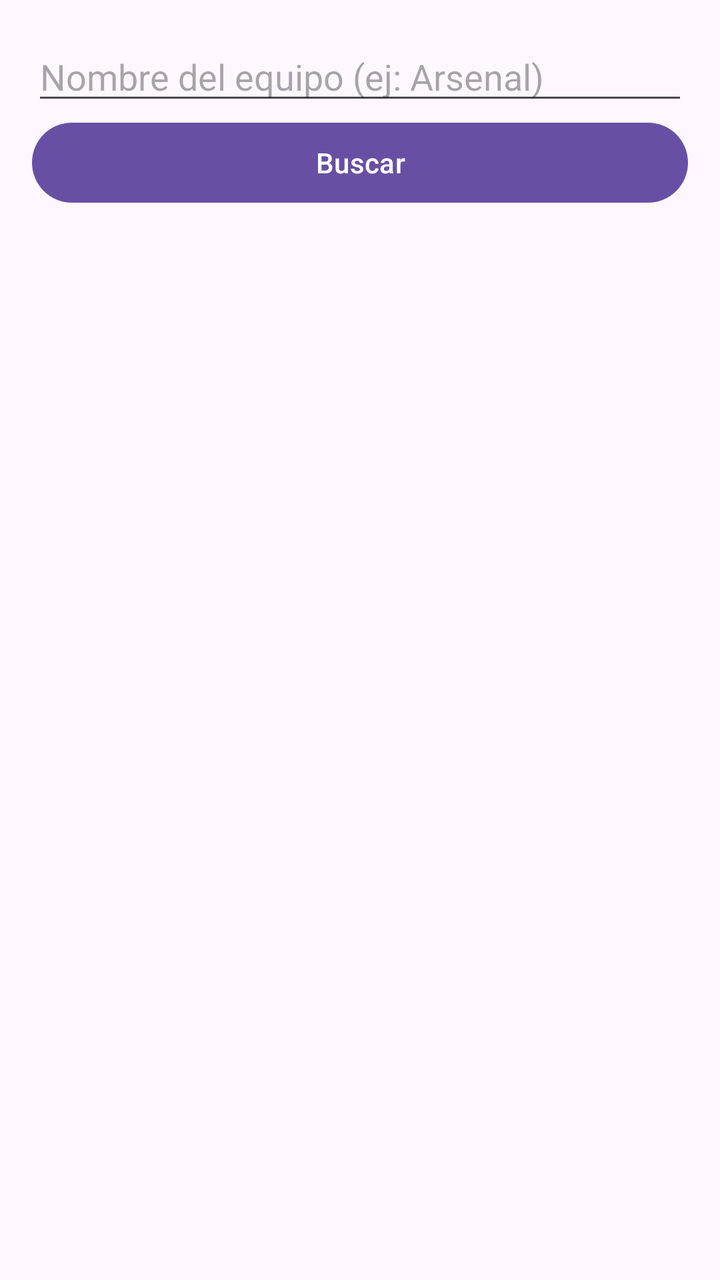
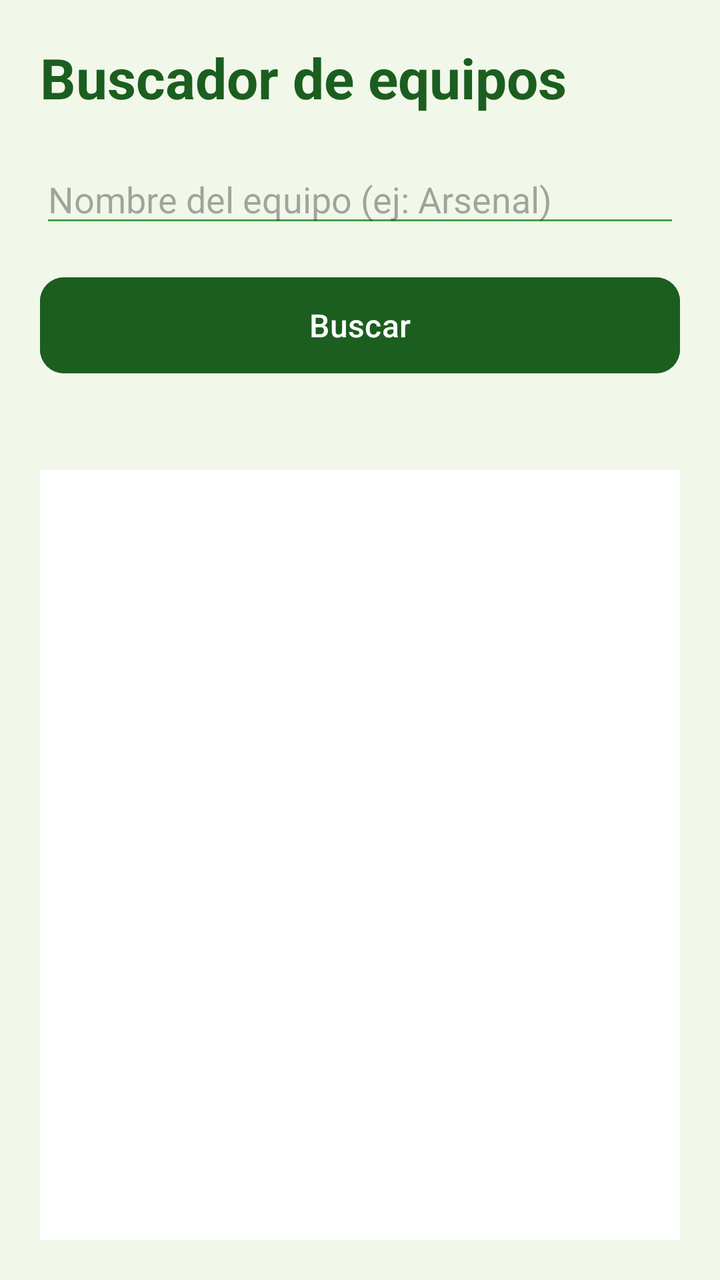

Before-and-after screenshots of an Android layout around one commit, followed by the original layout XML and the change that was made.
<!-- AndroidManifest.xml: application theme Theme.FutbolApp -->
<!-- res/layout/activity_main.xml -->
<?xml version="1.0" encoding="utf-8"?>
<LinearLayout xmlns:android="http://schemas.android.com/apk/res/android"
    android:id="@+id/main"
    android:layout_width="match_parent"
    android:layout_height="match_parent"
    android:orientation="vertical"
    android:padding="16dp">

    <EditText
        android:id="@+id/etEquipo"
        android:layout_width="match_parent"
        android:layout_height="wrap_content"
        android:hint="Nombre del equipo (ej: Arsenal)"
        android:inputType="text"
        android:maxLines="1" />

    <Button
        android:id="@+id/btnBuscar"
        android:layout_width="match_parent"
        android:layout_height="wrap_content"
        android:text="Buscar" />

    <TextView
        android:id="@+id/tvEstado"
        android:layout_width="match_parent"
        android:layout_height="wrap_content"
        android:paddingTop="8dp"
        android:paddingBottom="8dp" />

    <ListView
        android:id="@+id/lvEquipos"
        android:layout_width="match_parent"
        android:layout_height="match_parent" />
</LinearLayout>
<!-- resources referenced by this layout -->
<resources>
  <style name="Theme.FutbolApp" parent="Base.Theme.FutbolApp" />
  <style name="Base.Theme.FutbolApp" parent="Theme.Material3.DayNight.NoActionBar">
          
          
      </style>
</resources>

<!-- the commit's change to res/layout/activity_main.xml (unified diff, before → after) -->
@@ -1,34 +1,64 @@
 <?xml version="1.0" encoding="utf-8"?>
 <LinearLayout xmlns:android="http://schemas.android.com/apk/res/android"
+    xmlns:app="http://schemas.android.com/apk/res-auto"
     android:id="@+id/main"
     android:layout_width="match_parent"
     android:layout_height="match_parent"
-    android:orientation="vertical"
-    android:padding="16dp">
+    android:background="@color/fondo"
+    android:orientation="vertical">
 
-    <EditText
-        android:id="@+id/etEquipo"
+    <LinearLayout
         android:layout_width="match_parent"
-        android:layout_height="wrap_content"
-        android:hint="Nombre del equipo (ej: Arsenal)"
-        android:inputType="text"
-        android:maxLines="1" />
+        android:layout_height="match_parent"
+        android:orientation="vertical"
+        android:padding="20dp">
 
-    <Button
-        android:id="@+id/btnBuscar"
-        android:layout_width="match_parent"
-        android:layout_height="wrap_content"
-        android:text="Buscar" />
+        <TextView
+            android:layout_width="match_parent"
+            android:layout_height="wrap_content"
+            android:text="Buscador de equipos"
+            android:textColor="@color/verde_oscuro"
+            android:textSize="28sp"
+            android:textStyle="bold" />
 
-    <TextView
-        android:id="@+id/tvEstado"
-        android:layout_width="match_parent"
-        android:layout_height="wrap_content"
-        android:paddingTop="8dp"
-        android:paddingBottom="8dp" />
+        <EditText
+            android:id="@+id/etEquipo"
+            android:layout_width="match_parent"
+            android:layout_height="wrap_content"
+            android:layout_marginTop="20dp"
+            android:backgroundTint="@color/verde"
+            android:hint="Nombre del equipo (ej: Arsenal)"
+            android:inputType="text"
+            android:maxLines="1" />
 
-    <ListView
-        android:id="@+id/lvEquipos"
-        android:layout_width="match_parent"
-        android:layout_height="match_parent" />
+        <Button
+            android:id="@+id/btnBuscar"
+            android:layout_width="match_parent"
+            android:layout_height="56dp"
+            android:layout_marginTop="16dp"
+            android:backgroundTint="@color/verde_oscuro"
+            android:text="Buscar"
+            android:textAllCaps="false"
+            android:textColor="#FFFFFF"
+            android:textSize="16sp"
+            app:cornerRadius="12dp" />
+
+        <TextView
+            android:id="@+id/tvEstado"
+            android:layout_width="match_parent"
+            android:layout_height="wrap_content"
+            android:paddingTop="16dp"
+            android:paddingBottom="8dp"
+            android:textColor="@color/verde_oscuro"
+            android:textSize="15sp" />
+
+        <ListView
+            android:id="@+id/lvEquipos"
+            android:layout_width="match_parent"
+            android:layout_height="0dp"
+            android:layout_weight="1"
+            android:background="#FFFFFF"
+            android:divider="@color/verde"
+            android:dividerHeight="1dp" />
+    </LinearLayout>
 </LinearLayout>
<!-- resource entries referenced after the edit -->
@@ -1,9 +1,14 @@
 <!-- resources referenced by this layout -->
 <resources>
+  <color name="fondo">#F1F8E9</color>
+  <color name="verde">#43A047</color>
+  <color name="verde_oscuro">#1B5E20</color>
   <style name="Theme.FutbolApp" parent="Base.Theme.FutbolApp" />
   <style name="Base.Theme.FutbolApp" parent="Theme.Material3.DayNight.NoActionBar">
-          
-          
+          <item name="colorPrimary">@color/verde_oscuro</item>
+          <item name="colorOnPrimary">#FFFFFF</item>
+          <item name="colorSecondary">@color/verde</item>
+          <item name="colorOnSecondary">#FFFFFF</item>
       </style>
 </resources>
 
